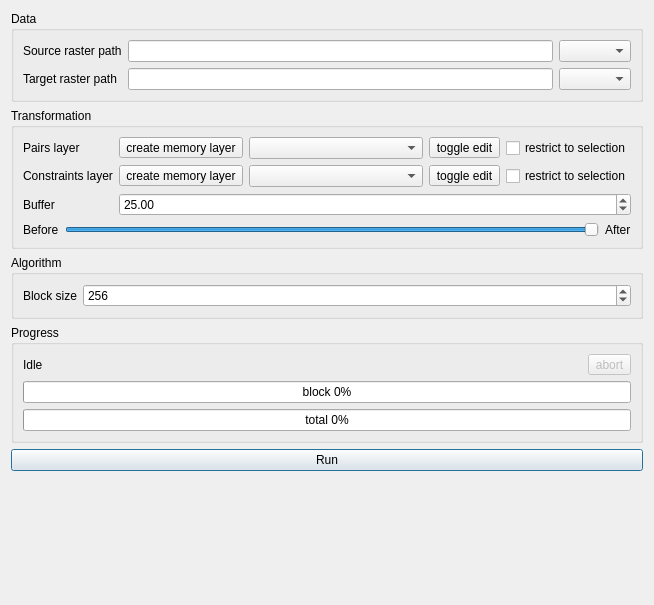
The window that ui_main.ui (olivierdalang/RasterBender) describes before a commit, drawn with Qt 5.
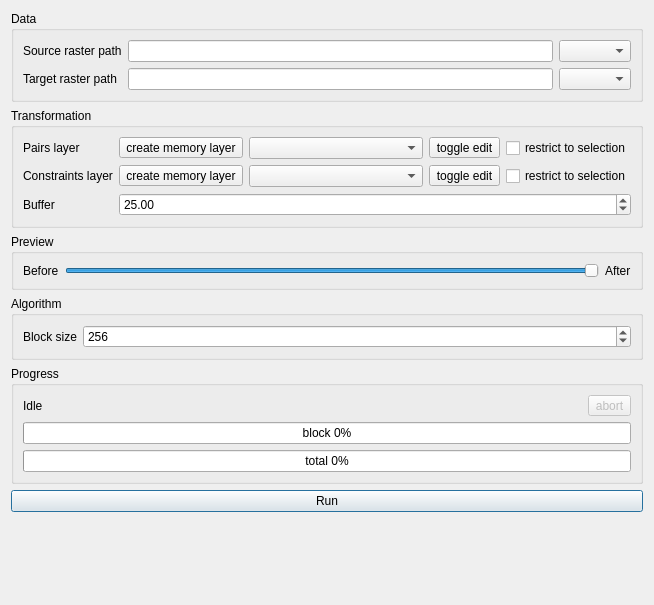
The same window after the commit. Icons and pictures are not drawn.

Patch:
```diff
--- a/ui_main.ui
+++ b/ui_main.ui
@@ -253,8 +253,15 @@
         </property>
        </widget>
       </item>
-      <item row="3" column="0" colspan="2">
-       <layout class="QHBoxLayout" name="horizontalLayout_4">
+     </layout>
+    </widget>
+   </item>
+   <item>
+    <widget class="QGroupBox" name="groupBox_5">
+     <property name="title">
+      <string>Preview</string>
+     </property>
+     <layout class="QHBoxLayout" name="horizontalLayout_5">
         <item>
          <widget class="QLabel" name="label_6">
           <property name="text">
@@ -278,8 +285,6 @@
            <string>After</string>
           </property>
          </widget>
-        </item>
-       </layout>
       </item>
      </layout>
     </widget>
```
Lines whose indentation alone changed are shown as unchanged.
